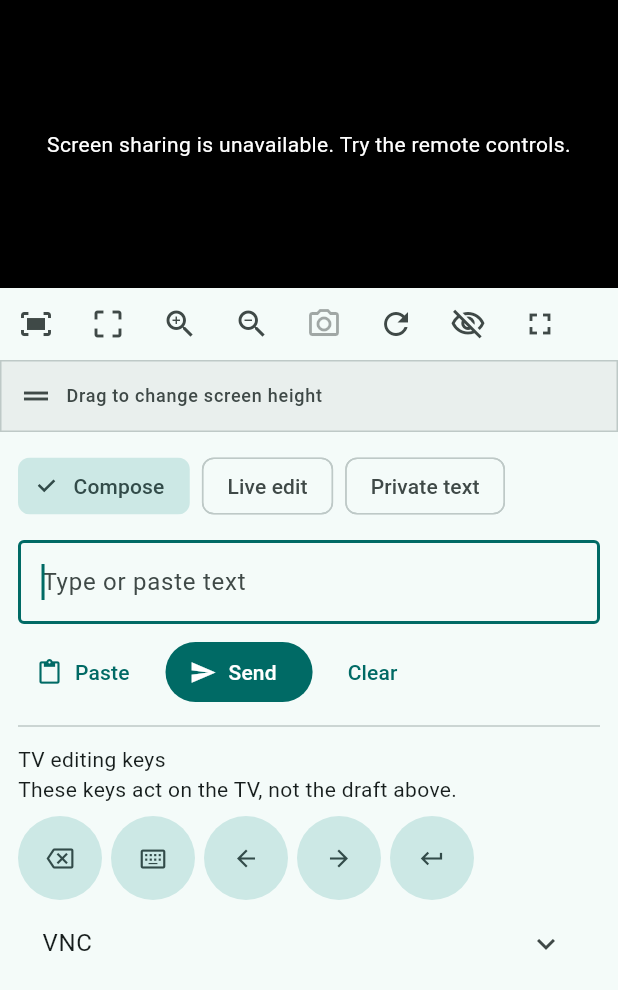
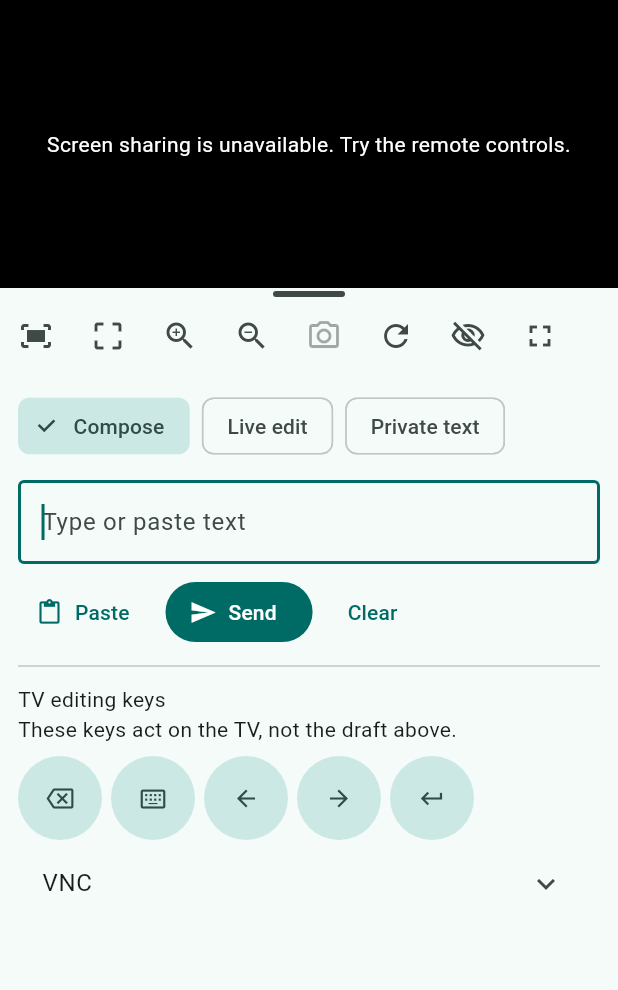
Before and after one commit to amersheeny/tvvnc, a Flutter app: the KeyboardPage widget shown alone on an empty page, opened directly with empty values, on a phone screen of 412 x 824 dp. Shown: the top 990 px of the screen. Run offline on Flutter 3.47's test engine with Material 3 defaults, Android fonts, the light colour scheme and no system bars; accounts and stored records are empty; statements that could not run were skipped.

Commit message:
Use a thin preview grip and refit on deliberate resize; rendered validation pending

```diff
--- a/lib/ui/keyboard_page.dart
+++ b/lib/ui/keyboard_page.dart
@@ -556,7 +556,7 @@ class KeyboardPageState extends State<KeyboardPage>
     valueListenable: widget.model.screen,
     builder: (context, frame, _) => LayoutBuilder(
       builder: (context, constraints) {
-        final wide = constraints.maxWidth > 760 && constraints.maxHeight >= 48;
+        final wide = constraints.maxWidth > 760 && constraints.maxHeight >= 56;
         final short = !wide && constraints.maxHeight < 192;
         final preview = ResizableScreen(
           key: screenKey,
--- a/lib/ui/remote_page.dart
+++ b/lib/ui/remote_page.dart
@@ -410,7 +410,7 @@ class _RemotePageState extends State<RemotePage> {
       builder: (context, frame, _) => LayoutBuilder(
         builder: (context, box) {
           final wide =
-              box.maxWidth > 760 && box.maxHeight >= 48 && frame.hidden != true;
+              box.maxWidth > 760 && box.maxHeight >= 56 && frame.hidden != true;
           final short = !wide && box.maxHeight < 192;
           final remote = remoteControlsList(shrink: short);
           final preview = ResizableScreen(
--- a/lib/ui/resizable_screen.dart
+++ b/lib/ui/resizable_screen.dart
@@ -93,35 +93,14 @@ class _ResizableScreenState extends State<ResizableScreen>
       return LayoutBuilder(
         builder: (context, box) {
           final colors = Theme.of(context).colorScheme;
-          final style = DefaultTextStyle.of(context).style.merge(
-            Theme.of(context).textTheme.labelMedium!.copyWith(
-              color: colors.onSurfaceVariant,
-              fontWeight: MediaQuery.boldTextOf(context)
-                  ? FontWeight.bold
-                  : null,
-            ),
-          );
-          double measureBand(String caption, double menuWidth) {
-            final label = TextPainter(
-              text: TextSpan(text: caption, style: style),
-              textDirection: Directionality.of(context),
-              textScaler: MediaQuery.textScalerOf(context),
-              locale: Localizations.maybeLocaleOf(context),
-            )..layout(maxWidth: math.max(1, box.maxWidth - 56 - menuWidth));
-            final result = math.max(48.0, label.height + 16);
-            label.dispose();
-            return result;
-          }
-
-          final normalBand = measureBand(t('resizeScreen'), 0);
-          final compact = menuOpen || widget.maximumHeight < normalBand + 72;
-          final caption = t(compact ? 'screenSize' : 'resizeScreen');
-          final band = compact ? measureBand(caption, 48) : normalBand;
-          final requiredMinimum = band + (compact ? 24 : 72);
-          // The controls' reserve is soft; the visible resize band is not. Tiny
-          // pages use their outer scrolling fallback, never an inner clipped band.
+          const band = 8.0;
+          final compact =
+              menuOpen || (widget.maximumHeight < 96 && box.maxWidth < 8 * 48);
+          final requiredMinimum = compact ? 80.0 : 96.0;
+          // 8 dp grip strip + the existing 48 dp toolbar. The gesture target
+          // lives in this chrome, never over interactive television pixels.
           final maximum = math.max(
-            band,
+            56.0,
             math.min(
               widget.availableHeight,
               math.max(widget.maximumHeight, requiredMinimum),
@@ -141,7 +120,10 @@ class _ResizableScreenState extends State<ResizableScreen>
               void resize(double next) {
                 viewerKey.currentState?.cancelPointerInput();
                 final resized = next.clamp(minimum, maximum).toDouble();
-                if (resized != effective) widget.height.value = resized;
+                if (resized != effective) {
+                  viewerKey.currentState?.fitMode = true;
+                  widget.height.value = resized;
+                }
               }
 
               final step = math.max(16.0, widget.availableHeight / 100);
@@ -152,10 +134,16 @@ class _ResizableScreenState extends State<ResizableScreen>
                           .round()
                           .toString(),
               });
-              final handle = Focus(
+              Widget resizeChrome(Widget controls) => Listener(
+                onPointerDown: (_) =>
+                    viewerKey.currentState?.cancelPointerInput(),
+                child: Focus(
                   focusNode: handleFocus,
                   onFocusChange: (value) => setState(() => focused = value),
                   onKeyEvent: (_, event) {
+                    if (!handleFocus.hasPrimaryFocus || minimum == maximum) {
+                      return KeyEventResult.ignored;
+                    }
                     final key = event.logicalKey;
                     if (key != LogicalKeyboardKey.arrowUp &&
                         key != LogicalKeyboardKey.arrowDown) {
@@ -164,13 +152,17 @@ class _ResizableScreenState extends State<ResizableScreen>
                     if (event is KeyDownEvent || event is KeyRepeatEvent) {
                       resize(
                         effective +
-                          (key == LogicalKeyboardKey.arrowDown ? step : -step),
+                            (key == LogicalKeyboardKey.arrowDown
+                                ? step
+                                : -step),
                       );
                     }
                     return KeyEventResult.handled;
                   },
                   child: Semantics(
                     key: const ValueKey('screen-resize-handle'),
+                    container: true,
+                    explicitChildNodes: true,
                     slider: true,
                     label: t('screenSize'),
                     value: value(effective),
@@ -188,62 +180,62 @@ class _ResizableScreenState extends State<ResizableScreen>
                         : null,
                     child: GestureDetector(
                       behavior: HitTestBehavior.opaque,
-                    onVerticalDragStart: (event) {
+                      excludeFromSemantics: true,
+                      onVerticalDragStart: minimum == maximum
+                          ? null
+                          : (event) {
                               startY = event.globalPosition.dy;
                               startHeight = effective;
                             },
-                    onVerticalDragUpdate: (event) {
+                      onVerticalDragUpdate: minimum == maximum
+                          ? null
+                          : (event) {
                               if (startY != null && startHeight != null) {
                                 resize(
-                          startHeight! + event.globalPosition.dy - startY!,
+                                  startHeight! +
+                                      event.globalPosition.dy -
+                                      startY!,
                                 );
                               }
                             },
-                    onVerticalDragEnd: (_) => cancelDrag(),
-                    onVerticalDragCancel: cancelDrag,
-                    child: ExcludeSemantics(
-                      child: Tooltip(
-                        message: t('resizeScreen'),
-                        child: Padding(
-                          padding: const EdgeInsets.symmetric(
-                            horizontal: 12,
-                            vertical: 8,
+                      onVerticalDragEnd: minimum == maximum
+                          ? null
+                          : (_) => cancelDrag(),
+                      onVerticalDragCancel: minimum == maximum
+                          ? null
+                          : cancelDrag,
+                      child: Column(
+                        mainAxisSize: MainAxisSize.min,
+                        children: [
+                          SizedBox(
+                            height: band,
+                            child: Center(
+                              child: Container(
+                                key: const ValueKey('screen-resize-grip'),
+                                width: 48,
+                                height: 4,
+                                decoration: BoxDecoration(
+                                  color: focused && handleFocus.hasPrimaryFocus
+                                      ? colors.primary
+                                      : colors.onSurfaceVariant,
+                                  borderRadius: BorderRadius.circular(2),
                                 ),
-                          child: Row(
-                            children: [
-                              Icon(
-                                Icons.drag_handle,
-                                size: 24,
-                                color: colors.onSurfaceVariant,
                               ),
-                              const SizedBox(width: 8),
-                              Expanded(child: Text(caption, style: style)),
+                            ),
+                          ),
+                          controls,
                         ],
                       ),
                     ),
                   ),
                 ),
-                  ),
-                ),
               );
-              final bar = Listener(
-                onPointerDown: (_) =>
-                    viewerKey.currentState?.cancelPointerInput(),
-                child: Container(
-                  height: band,
-                  color: colors.surfaceContainer,
-                  foregroundDecoration: BoxDecoration(
-                    border: Border.all(
-                      color: focused ? colors.primary : colors.outlineVariant,
-                      width: focused ? 2 : 1,
-                    ),
-                  ),
-                  child: Row(
-                    crossAxisAlignment: CrossAxisAlignment.stretch,
-                    children: [
-                      Expanded(child: handle),
-                      if (compact)
-                        SizedBox(
+              final compactControls = SizedBox(
+                key: const ValueKey('viewer-toolbar'),
+                height: 48,
+                child: Align(
+                  alignment: Alignment.centerRight,
+                  child: SizedBox(
                     width: 48,
                     child: PopupMenuButton<IconButton>(
                       tooltip: t('screenControls'),
@@ -290,25 +282,17 @@ class _ResizableScreenState extends State<ResizableScreen>
                       ],
                     ),
                   ),
-                    ],
-                  ),
                 ),
               );
               return SizedBox(
                 key: const ValueKey('resizable-screen'),
                 height: effective,
-                child: Column(
-                  children: [
-                    Expanded(
                 child: ScreenViewer(
                   key: viewerKey,
                   model: widget.model,
                   direct: widget.direct,
-                        showToolbar: !compact,
-                      ),
-                    ),
-                    if (frame.hidden != true) bar,
-                  ],
+                  toolbarBuilder: (toolbar) =>
+                      resizeChrome(compact ? compactControls : toolbar),
                 ),
               );
             },
--- a/lib/ui/viewer.dart
+++ b/lib/ui/viewer.dart
@@ -29,11 +29,13 @@ class ScreenViewer extends StatefulWidget {
     this.direct = false,
     this.fullscreen = false,
     this.showToolbar = true,
+    this.toolbarBuilder,
   });
   final TvModel model;
   final bool direct;
   final bool fullscreen;
   final bool showToolbar;
+  final Widget Function(Widget)? toolbarBuilder;
   @override
   State<ScreenViewer> createState() => ScreenViewerState();
 }
@@ -49,6 +51,7 @@ class ScreenViewerState extends State<ScreenViewer> {
   bool settingTransform = false;
   Size transformViewport = Size.zero;
   int geometryEpoch = 0;
+  Size? windowSize;
   Offset? lastPoint;
   int? remotePointer;
   int? remoteGeneration;
@@ -63,6 +66,14 @@ class ScreenViewerState extends State<ScreenViewer> {
   void initState() {
     super.initState();
     transform.addListener(detailChanged);
+  }
+
+  @override
+  void didChangeDependencies() {
+    super.didChangeDependencies();
+    final nextWindowSize = MediaQuery.sizeOf(context);
+    if (windowSize != null && windowSize != nextWindowSize) fitMode = true;
+    windowSize = nextWindowSize;
   }
 
   void detailChanged() {
@@ -528,15 +539,22 @@ class ScreenViewerState extends State<ScreenViewer> {
               ),
             ),
           ),
-        if (widget.showToolbar || frame.hidden == true)
-          SizedBox(
-            height: 48,
-            child: ListView(
-              scrollDirection: Axis.horizontal,
-              children: controlButtons(frame),
-            ),
-          ),
+        if (widget.showToolbar || frame.hidden == true) viewingToolbar(frame),
       ],
     ),
   );
+
+  Widget viewingToolbar(ScreenInfo frame) {
+    final toolbar = SizedBox(
+      key: const ValueKey('viewer-toolbar'),
+      height: 48,
+      child: ListView(
+        scrollDirection: Axis.horizontal,
+        children: controlButtons(frame),
+      ),
+    );
+    return frame.hidden == true
+        ? toolbar
+        : widget.toolbarBuilder?.call(toolbar) ?? toolbar;
+  }
 }
```
Also changed, not shown: 5 other files. Lines whose indentation alone changed are shown as unchanged.
